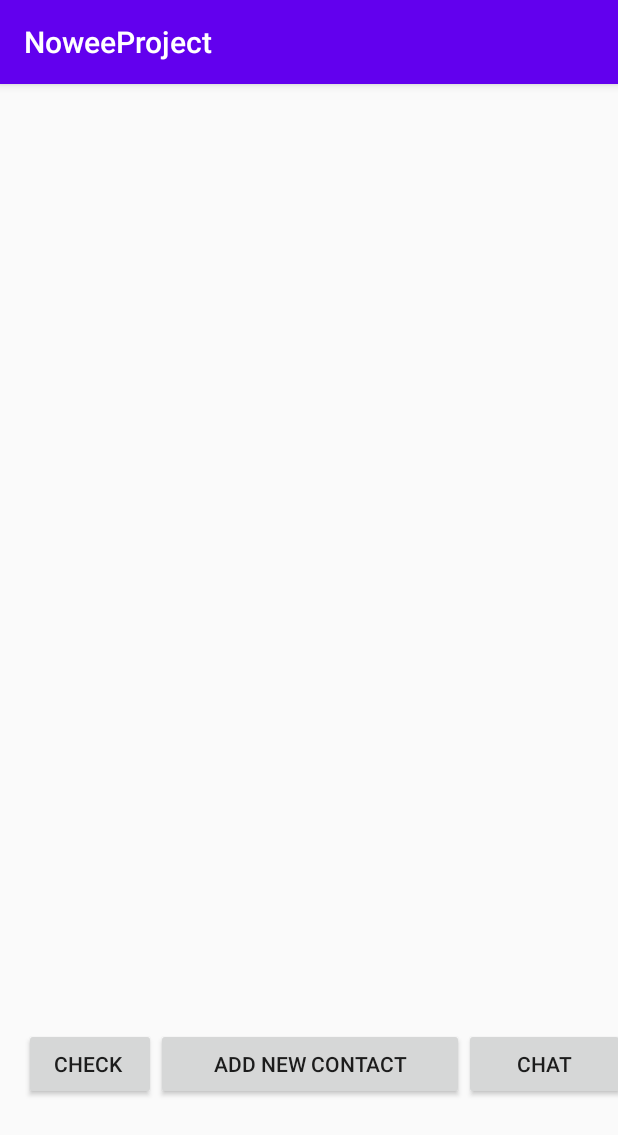
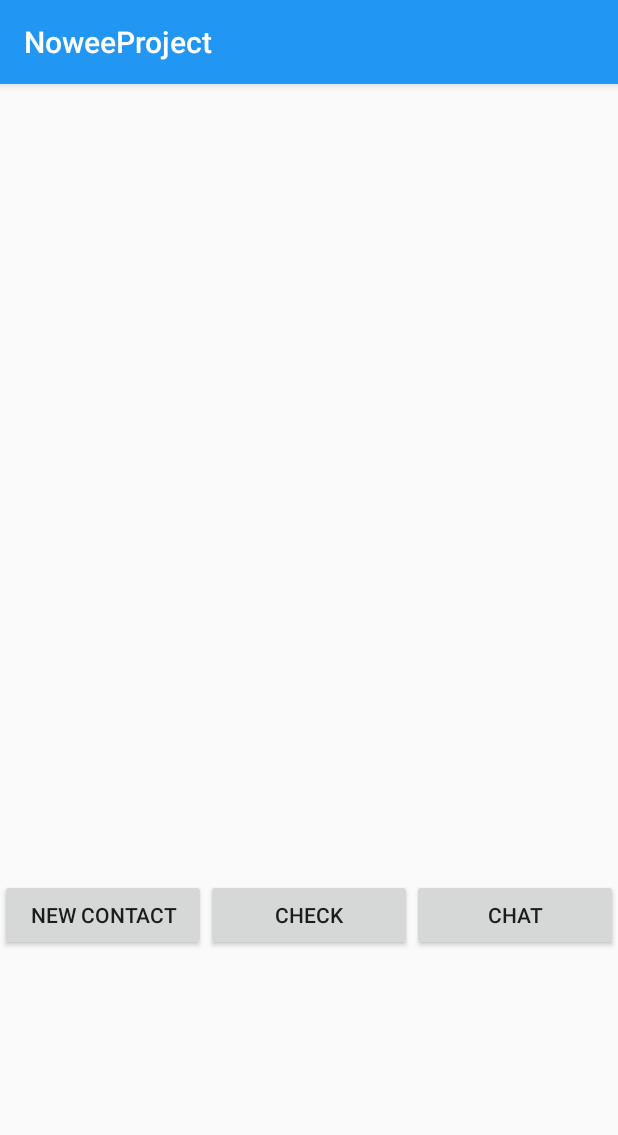
Before and after one commit to fpunch/NoweeProject, an Android app: the ContactActivity screen opened directly, with no data from a screen before it, on a phone screen of 412 x 824 dp. Shown: the top 1135 px of the screen. Run offline under Robolectric (Android 15) with nearby library versions, the phone set to English and light mode, and no system bars; our stand-ins replace CircleImageView, Picasso; libraries missing offline, so code that uses them is left out: com.karumi.dexter; 1 statement that could not run was skipped.

Commit message:
Few small changes been made
11:31pm 5/10/2020

```diff
--- a/app/src/main/res/layout/activity_contact.xml
+++ b/app/src/main/res/layout/activity_contact.xml
@@ -11,49 +11,41 @@
     <androidx.recyclerview.widget.RecyclerView
         android:id="@+id/contacts_recycler"
         android:layout_width="match_parent"
-        android:layout_height="629dp"
+        android:layout_height="530dp"
         tools:layout_editor_absoluteX="1dp"
         tools:layout_editor_absoluteY="1dp">
 
 
     </androidx.recyclerview.widget.RecyclerView>
 
-    <Toolbar
+    <LinearLayout
         android:layout_width="match_parent"
         android:layout_height="wrap_content"
-        android:layout_gravity="center">
+        android:gravity="bottom"
+        android:orientation="horizontal">
 
-        <TableRow
-            android:layout_width="465dp"
-            android:layout_height="84dp">
+        <Button
+            android:id="@+id/addNewContact"
+            android:layout_width="80dp"
+            android:layout_height="wrap_content"
+            android:layout_weight="1"
+            android:text="@string/new_contactText" />
 
         <Button
             android:id="@+id/check"
-                android:layout_width="wrap_content"
+            android:layout_width="80dp"
             android:layout_height="wrap_content"
-                android:text="check " />
-
-            <TableLayout
-                android:layout_width="205dp"
-                android:layout_height="54dp">
-
-                <Button
-                    android:id="@+id/addNewContact"
-                    android:layout_width="match_parent"
-                    android:layout_height="wrap_content"
-                    android:text="Add new Contact" />
-
-            </TableLayout>
+            android:layout_weight="1"
+            android:text="@string/checkText" />
 
         <Button
             android:id="@+id/chatB"
-                android:layout_width="107dp"
+            android:layout_width="80dp"
             android:layout_height="wrap_content"
-                android:text="chat" />
+            android:layout_weight="1"
+            android:text="@string/chatText" />
 
-        </TableRow>
-
-    </Toolbar>
+    </LinearLayout>
 
 
 </LinearLayout>
--- a/app/src/main/res/layout/activity_main.xml
+++ b/app/src/main/res/layout/activity_main.xml
@@ -17,9 +17,6 @@
         app:layout_constraintEnd_toEndOf="parent"
         app:layout_constraintStart_toStartOf="parent"
         app:layout_constraintTop_toTopOf="parent" />
-
-
-
 
     <LinearLayout
         android:layout_width="match_parent"
--- a/app/src/main/res/layout/activity_new_contact.xml
+++ b/app/src/main/res/layout/activity_new_contact.xml
@@ -4,7 +4,7 @@
     xmlns:tools="http://schemas.android.com/tools"
     android:layout_width="match_parent"
     android:layout_height="match_parent"
-    android:background="#03A0F4"
+    android:background="@color/NoweeColour2"
     tools:context=".newContact">
 
     <Button
@@ -79,8 +79,8 @@
     <LinearLayout
         android:id="@+id/linearLayout"
         android:layout_width="0dp"
-        android:layout_height="0dp"
-        android:background="@color/colorAccent"
+        android:layout_height="134dp"
+        android:background="@color/NoweeColour"
         android:orientation="horizontal"
         app:layout_constraintBottom_toTopOf="@+id/linearLayout2"
         app:layout_constraintEnd_toEndOf="parent"
@@ -103,9 +103,9 @@
             android:id="@+id/Greeting"
             android:layout_width="wrap_content"
             android:layout_height="wrap_content"
-            android:layout_marginStart="5dp"
-            android:layout_marginTop="70dp"
-            android:text="@string/usernameText"
+            android:layout_marginStart="50dp"
+            android:layout_marginTop="50dp"
+            android:text="@string/newContactText"
             android:textAlignment="center"
             android:textColor="#000000"
             android:textSize="30sp"
--- a/app/src/main/res/values/colors.xml
+++ b/app/src/main/res/values/colors.xml
@@ -1,6 +1,5 @@
 <?xml version="1.0" encoding="utf-8"?>
 <resources>
-    <color name="colorPrimary">#6200EE</color>
-    <color name="colorPrimaryDark">#3700B3</color>
-    <color name="colorAccent">#03DAC5</color>
+    <color name="NoweeColour2">#2196F3</color>
+    <color name="NoweeColour">#03DAC5</color>
 </resources>
--- a/app/src/main/res/values/strings.xml
+++ b/app/src/main/res/values/strings.xml
@@ -14,6 +14,8 @@
     <string name="delete">delete</string>
     <string name="log_out">Log out</string>
     <string name="you_re_logged_in">You\'re logged in</string>
+    <string name="crash">crash</string>
+    <string name="home">Home</string>
 
 
     //Jesse Strings
@@ -23,12 +25,15 @@
     <string name="lastName"> Surname </string>
     <string name="emailAddress"> Email Address </string>
     <string name="phoneNumber"> Phone Number </string>
-    <string name="newContactText"> New Contact</string>
+    <string name="newContactText">New Contact</string>
     <string name="createContactBtn"> Create </string>
     <string name="profileImage"> ProfileImage </string>
     <string name="nowee_group_image">Nowee Group Image</string>
     <string name="username"> </string>
     <string name="groupAddDesc">groupAddDesc</string>
-    <string name="crash">crash</string>
-    <string name="home">Home</string>
+    <string name="existContactBtn"></string>
+    <string name="addNewContactBtn"></string>
+    <string name="chatText">chat</string>
+    <string name="checkText">check</string>
+    <string name="new_contactText">New Contact</string>
 </resources>
--- a/app/src/main/res/values/styles.xml
+++ b/app/src/main/res/values/styles.xml
@@ -2,9 +2,15 @@
     <!-- Base application theme. -->
     <style name="AppTheme" parent="Theme.AppCompat.Light.DarkActionBar">
         <!-- Customize your theme here. -->
-        <item name="colorPrimary">@color/colorPrimary</item>
-        <item name="colorPrimaryDark">@color/colorPrimaryDark</item>
-        <item name="colorAccent">@color/colorAccent</item>
+        <!-- This code is for changing the color of the bar. -->
+        <!-- Type your colour code which you want to set in colorPrimary item -->
+        <item name="colorPrimary">@color/NoweeColour2</item>
+        <item name="colorPrimaryDark">@color/NoweeColour2</item>
+        <item name="colorAccent">@color/NoweeColour</item>
     </style>
 
+    <!-- Define other styles to fix theme -->
+    <style name="AppTheme.AppBarOverlay" parent="ThemeOverlay.AppCompat.Dark.ActionBar" />
+    <style name="AppTheme.PopupOverlay" parent="ThemeOverlay.AppCompat.Light" />
+
 </resources>
```
Also changed, not shown: app/src/main/res/drawable-hdpi/noweelogo.png (added), app/src/main/res/drawable-mdpi/noweelogo.png (added), app/src/main/res/drawable-xhdpi/noweelogo.png (added), app/src/main/res/drawable-xxhdpi/noweelogo.png (added), app/src/main/res/drawable-xxxhdpi/noweelogo.png (added). Lines whose indentation alone changed are shown as unchanged.
